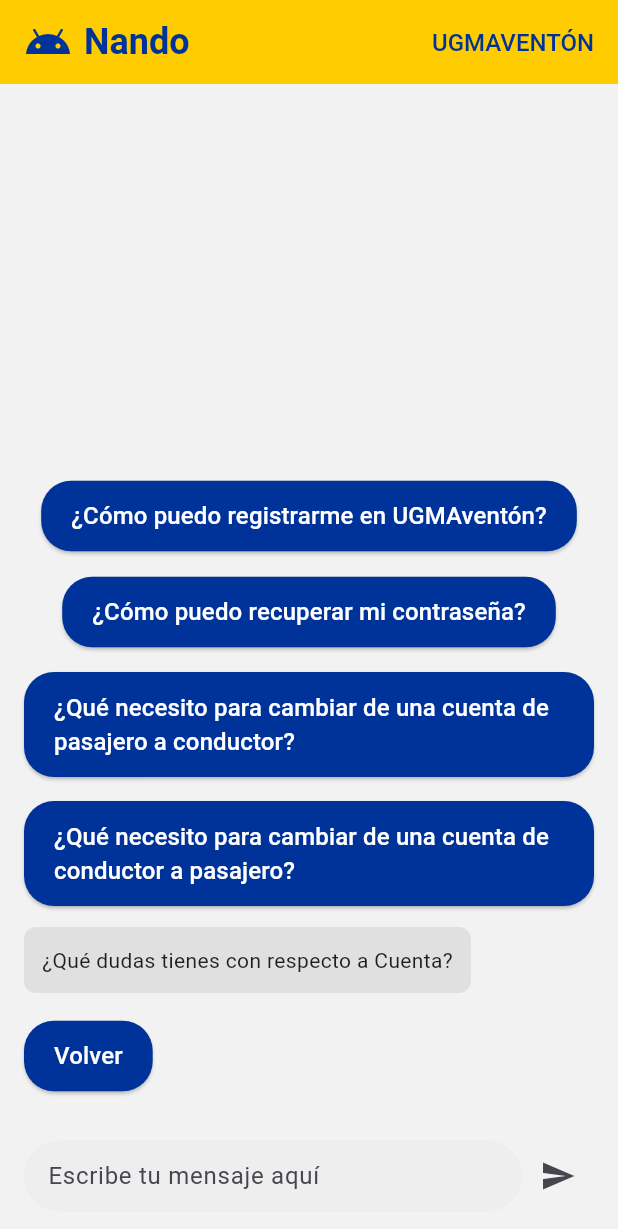
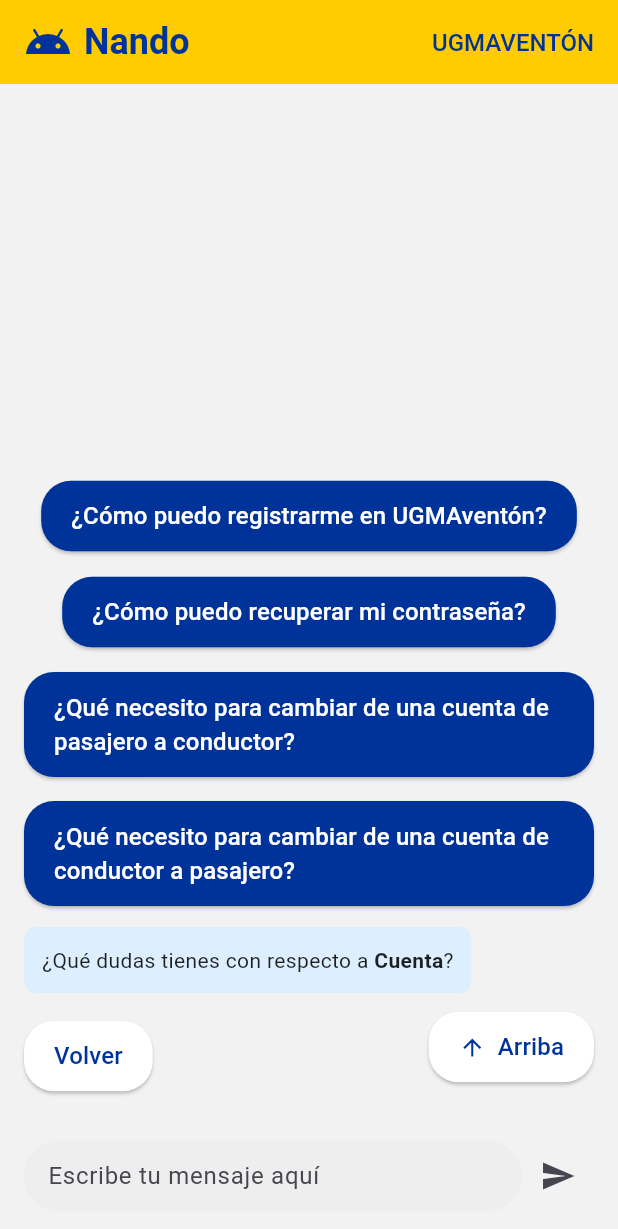
Before and after one commit to JoseL2119/ugmaventon-, a Flutter app: the screen it shows after launch, after a tap on "Cuenta", on a phone screen of 412 x 824 dp. Shown: the top 1229 px of the screen. Run offline on Flutter 3.47's test engine with Material 3 defaults, Android fonts, the phone set to English and light mode, and no system bars.

Commit message:
Mejora del Flujo agregando un boton para ir al inicio de la conversacion donde se encuentran las preguntas. Se modifico el color de las repuestas de los mensajes de usuario y maquina

```diff
--- a/lib/main.dart
+++ b/lib/main.dart
@@ -78,57 +78,6 @@ class _HomePageState extends State<HomePage> {
     {"text": "Seguridad", "icon": Icons.shield},
   ];
 
-  final ScrollController _scrollController = ScrollController();
-
-  void _sendMessage(String message) {
-    if (message.trim().isEmpty) return;
-    if (_isWaitingForResponse) return; // Si ya se está esperando una respuesta, no hacer nada
-
-    _isWaitingForResponse = true; // Marcar que se está esperando una respuesta
-
-
-    setState(() {
-      _messages.add({
-        "text": message,
-        "isUser": true,
-      });
-      _messageController.clear();
-      _showMainSection = false;
-
-      // Reaparecer la sección principal si el mensaje no corresponde a las opciones del carrusel
-      if (!_faqResponses.keys.contains(message) && !_currentCarouselItems.contains(message)) {
-        _showMainSection = true; // Mostrar la sección principal
-        _currentCarouselItems = []; // Limpiar carrusel
-      } else {
-        _showMainSection = false; // Mantener solo el carrusel visible
-      }
-    });
-
-    // Busca la respuesta asociada
-    String? response = _faqAnswers[message];
-
-    // Agregar respuesta automatica
-    Future.delayed(const Duration(milliseconds: 500), () {
-      setState(() {
-        if (response != null) { // Solo enviar respuesta si la sección principal está visible
-          _messages.add({
-            "text": response,
-            "isUser": false,
-          });
-        }else{
-          _messages.add({
-            "text": "Lo sentimos, tu problema parece ser un poco más complicado para mí. En caso de necesitar ayuda más específica puedes contactar al soporte técnico de UGMAventón: \nJuan Ventana: +58 213 789 8989 Margarita Puerta: +58 263 089 7359",
-            "isUser": false,
-          });
-        }
-        _isWaitingForResponse = false;
-      });
-
-      // Hacer scroll automático al final del chat
-      _scrollToBottom();
-    });
-  }
-
   void _showCarousel(String topic) {
     setState(() {
       //_messages.clear();
@@ -136,20 +85,27 @@ class _HomePageState extends State<HomePage> {
       _showMainSection = false;
 
       _messages.add({
-        "text": "¿Qué dudas tienes con respecto a $topic?",
+        "text": TextSpan(
+          children: [
+            const TextSpan(
+              text: "¿Qué dudas tienes con respecto a ",
+              style: TextStyle(color: Colors.black87),
+            ),
+            TextSpan(
+              text: topic,
+              style: const TextStyle(
+                color: Colors.black87,
+                fontWeight: FontWeight.bold, // Negrita para $topic
+              ),
+            ),
+            const TextSpan(
+              text: "?",
+              style: TextStyle(color: Colors.black87),
+            ),
+          ],
+        ),
         "isUser": false,
       });
-    });
-
-    // Hacer scroll automático al final del chat
-    _scrollToBottom();
-  }
-
-  void _goBackToMainSection() {
-    setState(() {
-      _messages.clear();
-      _showMainSection = true; // Mostrar la sección principal
-      _currentCarouselItems = []; // Limpiar carrusel
     });
 
     // Hacer scroll automático al final del chat
@@ -164,6 +120,73 @@ class _HomePageState extends State<HomePage> {
         duration: const Duration(milliseconds: 300),
         curve: Curves.easeOut,
       );
+    });
+  }
+
+  void _goBackToMainSection() {
+    setState(() {
+      _messages.clear();
+      _showMainSection = true; // Mostrar la sección principal
+      _currentCarouselItems = []; // Limpiar carrusel
+    });
+
+    // Hacer scroll automático al final del chat
+    _scrollToBottom();
+  }
+
+  final ScrollController _scrollController = ScrollController();
+
+  void _sendMessage(String message) {
+    if (message
+        .trim()
+        .isEmpty) return;
+    if (_isWaitingForResponse)
+      return; // Si ya se está esperando una respuesta, no hacer nada
+
+    _isWaitingForResponse = true; // Marcar que se está esperando una respuesta
+
+
+    setState(() {
+      _messages.add({
+        "text": message,
+        "isUser": true,
+      });
+      _messageController.clear();
+      _showMainSection = false;
+
+      // Reaparecer la sección principal si el mensaje no corresponde a las opciones del carrusel
+      if (!_faqResponses.keys.contains(message) &&
+          !_currentCarouselItems.contains(message)) {
+        _showMainSection = true; // Mostrar la sección principal
+        _currentCarouselItems = []; // Limpiar carrusel
+      } else {
+        _showMainSection = false; // Mantener solo el carrusel visible
+      }
+    });
+
+    // Busca la respuesta asociada
+    String? response = _faqAnswers[message];
+
+    // Agregar respuesta automatica
+    Future.delayed(const Duration(milliseconds: 500), () {
+      setState(() {
+        if (response !=
+            null) { // Solo enviar respuesta si la sección principal está visible
+          _messages.add({
+            "text": response,
+            "isUser": false,
+          });
+        } else {
+          _messages.add({
+            "text": "Lo sentimos, tu problema parece ser un poco más complicado para mí. En caso de necesitar ayuda más específica puedes contactar al soporte técnico de UGMAventón: \nJuan Ventana: +58 213 789 8989 Margarita Puerta: +58 263 089 7359",
+            "isUser": false,
+          });
+        }
+        _isWaitingForResponse = false;
+      });
+
+      // Hacer scroll automático al final del chat
+      _scrollToBottom();
     });
   }
 
@@ -279,7 +302,8 @@ class _HomePageState extends State<HomePage> {
                                       color: Colors.white, fontSize: 16),
                                 ),
                                 onPressed: () {
-                                _sendMessage(item); // Enviar pregunta como mensaje
+                                  _sendMessage(
+                                      item); // Enviar pregunta como mensaje
                                 },
                               ),
                             );
@@ -317,37 +341,69 @@ class _HomePageState extends State<HomePage> {
                           margin: const EdgeInsets.symmetric(vertical: 6),
                           decoration: BoxDecoration(
                             color: isUser
-                              ? const Color(0xFFFFD700)
-                              : Colors.grey[300],
+                                ? Colors.grey[300]
+                                : const Color(0xFFDDEFFF),
                             borderRadius: BorderRadius.circular(8),
                           ),
-                        child: Text(
-                          message["text"],
-                          style: TextStyle(
-                            color: isUser ? Colors.black : Colors.black87,
-                          ),
-                        ),
+                          child: message["text"] is TextSpan // Verificar si es TextSpan
+                              ? Text.rich(
+                              message["text"] as TextSpan) // Usar Text.rich si es TextSpan
+                              : Text(
+                              message["text"] as String), // Usar Text si es String
                         ),
                       );
                     }).toList(),
+
                     // Mostrar el botón Volver siempre que haya mensajes o cuando no esté en la sección principal
                     if (_messages.isNotEmpty || !_showMainSection)
+                      Row(
+                        mainAxisAlignment: MainAxisAlignment.spaceBetween,
+                        // Alinea los botones a los extremos
+                        children: [
                           Padding(
                             padding: const EdgeInsets.only(top: 12.0),
                             child: ElevatedButton(
                               onPressed: _goBackToMainSection,
                               style: ElevatedButton.styleFrom(
-                          backgroundColor: const Color(0xFF003399),
+                                backgroundColor: Colors.white,
                                 shape: RoundedRectangleBorder(
                                   borderRadius: BorderRadius.circular(20),
                                 ),
-                          padding: const EdgeInsets.symmetric(vertical: 12, horizontal: 20),
+                                padding: const EdgeInsets.symmetric(
+                                    vertical: 12, horizontal: 20),
                               ),
                               child: const Text(
                                 "Volver",
-                          style: TextStyle(color: Colors.white, fontSize: 16),
+                                style: TextStyle(
+                                    color: Color(0xFF003399), fontSize: 16),
                               ),
                             ),
+                          ),
+                          ElevatedButton.icon(
+                            onPressed: () {
+                              _scrollController.animateTo(
+                                _scrollController.position.maxScrollExtent,
+                                duration: const Duration(milliseconds: 300),
+                                curve: Curves.easeOut,
+                              );
+                            },
+                            icon: const Icon(Icons.arrow_upward,
+                                color: Color(0xFF003399)),
+                            label: const Text(
+                              "Arriba",
+                              style: TextStyle(
+                                  color: Color(0xFF003399), fontSize: 16),
+                            ),
+                            style: ElevatedButton.styleFrom(
+                              backgroundColor: Colors.white,
+                              shape: RoundedRectangleBorder(
+                                borderRadius: BorderRadius.circular(20),
+                              ),
+                              padding: const EdgeInsets.symmetric(
+                                  vertical: 12, horizontal: 20),
+                            ),
+                          ),
+                        ],
                       ),
                   ],
                 ),
```
Lines whose indentation alone changed are shown as unchanged.
